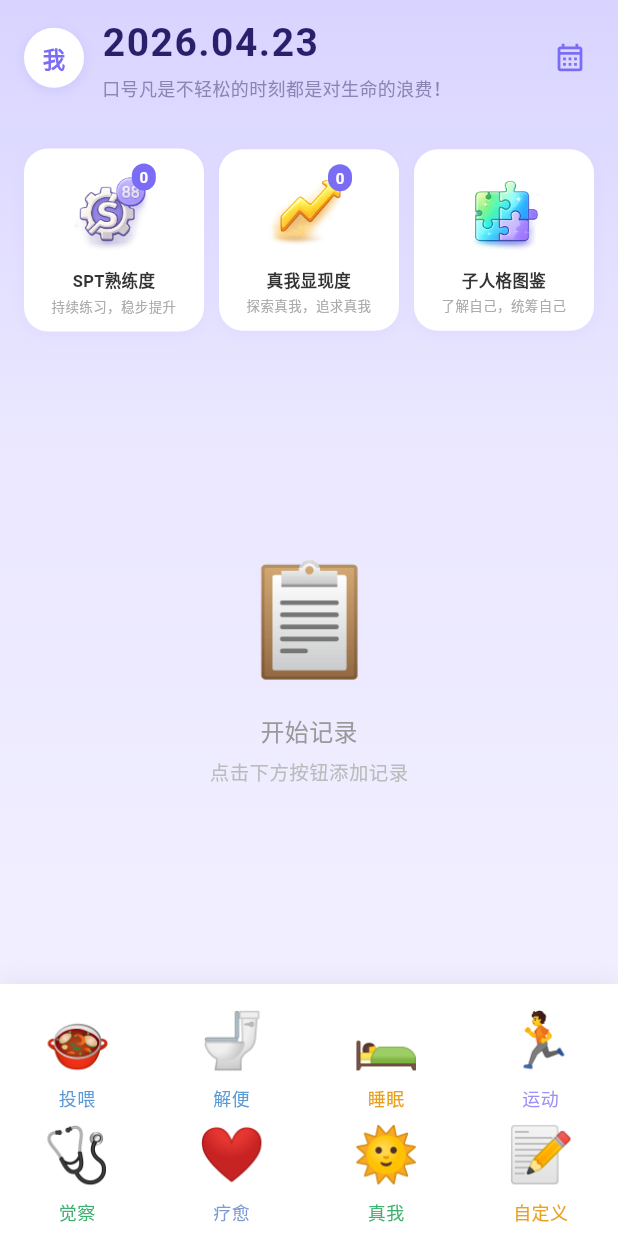
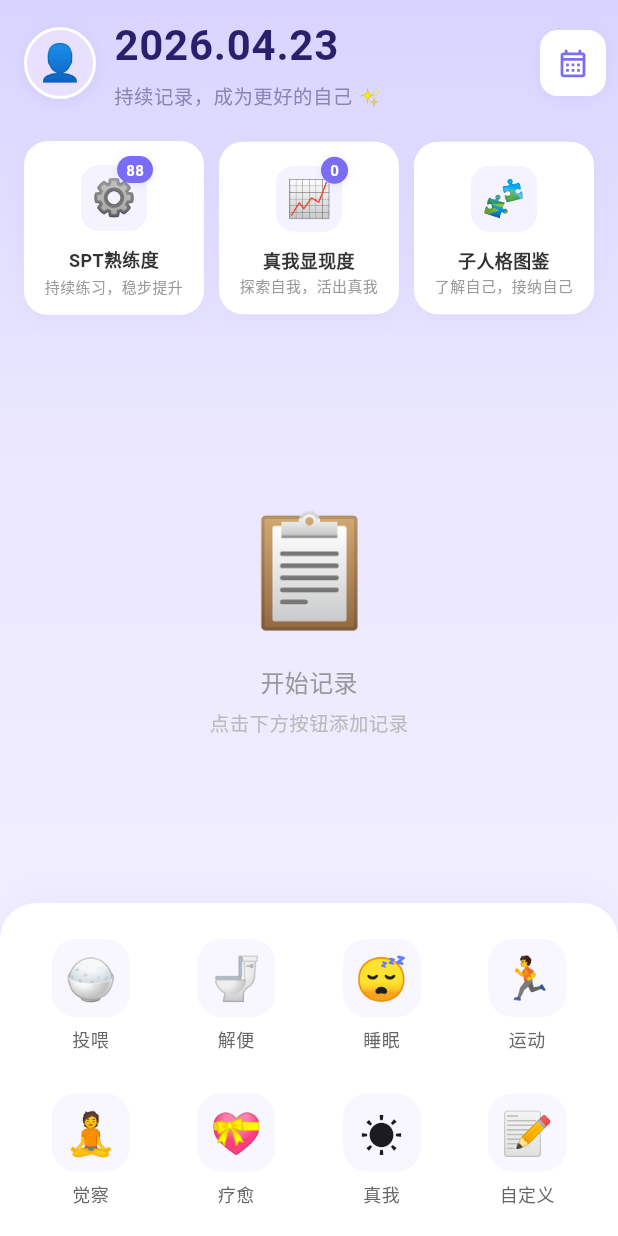
Before and after one commit to zhangxin142603-jpg/health_tracker, a Flutter app: the screen it shows after launch, on a phone screen of 412 x 824 dp. Run offline on Flutter 3.47's test engine with Material 3 defaults, Android fonts, the phone set to English and light mode, and no system bars; our stand-ins replace image_picker, package_info_plus, webview_flutter; Roboto replaces fonts that are missing (PingFang SC).

Commit message:
ui: 全新界面设计 - 一比一复刻新界面.png
- 顶部: 圆形头像、日期格式 2026.04.18、副标题'持续记录，成为更好的自己'
- 统计卡片: 使用emoji图标替代图片，SPT熟练度显示88徽章
- 时间线: 彩色圆点(根据类型变化)、相对时间显示(X小时X分钟前)
- 底部栏: 圆角容器、emoji图标、浅紫背景色
- 整体: 浅紫色渐变背景、圆角卡片、更精致的阴影效果

```diff
--- a/lib/main.dart
+++ b/lib/main.dart
@@ -31,6 +31,13 @@ const Color kPrimaryLight = Color(0xFF9B8FF9);
 const Color kBgLight = Color(0xFFEAE7FF);
 const Color kDateText = Color(0xFF2A1F6A);
 const Color kSubtitleText = Color(0xFF8B85B5);
+
+// 时间线圆点颜色
+const Color kDotAwareness = Color(0xFF7B6CF6);  // 觉察 - 紫色
+const Color kDotWater = Color(0xFFFFA726);      // 喝水 - 橙色
+const Color kDotFeeding = Color(0xFF66BB6A);    // 投喂 - 绿色
+const Color kDotExercise = Color(0xFF42A5F5);   // 运动 - 蓝色
+const Color kDotDefault = Color(0xFF9B8FF9);    // 默认 - 浅紫
 
 class BabyTrackerApp extends StatelessWidget {
   const BabyTrackerApp({super.key});
@@ -250,7 +257,7 @@ class _HomePageState extends State<HomePage> {
     return SafeArea(
       bottom: false,
       child: Padding(
-        padding: const EdgeInsets.fromLTRB(16, 10, 8, 18),
+        padding: const EdgeInsets.fromLTRB(16, 10, 8, 12),
         child: Row(
           crossAxisAlignment: CrossAxisAlignment.center,
           children: [
@@ -273,30 +280,45 @@ class _HomePageState extends State<HomePage> {
                       label,
                       style: const TextStyle(
                         color: kDateText,
-                        fontSize: 26,
+                        fontSize: 28,
                         fontWeight: FontWeight.bold,
-                        letterSpacing: 1.0,
+                        letterSpacing: 0.5,
                       ),
                     ),
-                    const SizedBox(height: 3),
-                    Text(
-                      Provider.of<AppProvider>(context).userMotto,
-                      style: const TextStyle(
+                    const SizedBox(height: 4),
+                    const Text(
+                      '持续记录，成为更好的自己 ✨',
+                      style: TextStyle(
                         color: kSubtitleText,
-                        fontSize: 12,
+                        fontSize: 13,
                       ),
                     ),
                   ],
                 ),
               ),
             ),
-            IconButton(
-              icon: const Icon(
-                Icons.calendar_month_outlined,
-                color: kPrimary,
-                size: 22,
+            Container(
+              width: 44,
+              height: 44,
+              decoration: BoxDecoration(
+                color: Colors.white,
+                borderRadius: BorderRadius.circular(12),
+                boxShadow: [
+                  BoxShadow(
+                    color: kPrimary.withAlpha(20),
+                    blurRadius: 8,
+                    offset: const Offset(0, 2),
+                  ),
+                ],
               ),
-              onPressed: _pickDate,
+              child: IconButton(
+                icon: const Icon(
+                  Icons.calendar_month_outlined,
+                  color: kPrimary,
+                  size: 22,
+                ),
+                onPressed: _pickDate,
+              ),
             ),
           ],
         ),
@@ -308,10 +330,18 @@ class _HomePageState extends State<HomePage> {
     final provider = Provider.of<AppProvider>(context);
     if (provider.userAvatarPath.isNotEmpty) {
       return Container(
-        width: 40,
-        height: 40,
+        width: 48,
+        height: 48,
         decoration: BoxDecoration(
           shape: BoxShape.circle,
+          border: Border.all(color: Colors.white, width: 2),
+          boxShadow: [
+            BoxShadow(
+              color: kPrimary.withAlpha(30),
+              blurRadius: 8,
+              offset: const Offset(0, 2),
+            ),
+          ],
           image: DecorationImage(
             image: FileImage(File(provider.userAvatarPath)),
             fit: BoxFit.cover,
@@ -320,26 +350,25 @@ class _HomePageState extends State<HomePage> {
       );
     } else {
       return Container(
-        width: 40,
-        height: 40,
+        width: 48,
+        height: 48,
         decoration: BoxDecoration(
-          color: Colors.white,
+          color: const Color(0xFFE8E0FF),
           shape: BoxShape.circle,
+          border: Border.all(color: Colors.white, width: 2),
           boxShadow: [
             BoxShadow(
-              color: kPrimary.withAlpha(40),
-              blurRadius: 6,
+              color: kPrimary.withAlpha(30),
+              blurRadius: 8,
               offset: const Offset(0, 2),
             ),
           ],
         ),
         child: Center(
           child: Text(
-            AppLocalizations.of(context).me,
+            '👤',
             style: const TextStyle(
-              color: kPrimary,
-              fontSize: 15,
-              fontWeight: FontWeight.w600,
+              fontSize: 24,
             ),
           ),
         ),
@@ -358,27 +387,28 @@ class _HomePageState extends State<HomePage> {
         .length;
 
     return Padding(
-      padding: const EdgeInsets.fromLTRB(16, 14, 16, 0),
+      padding: const EdgeInsets.fromLTRB(16, 8, 16, 0),
       child: Row(
         children: [
           _StatCard(
-            imagePath: 'assets/icons/spt_level.png',
+            emoji: '⚙️',
             title: 'SPT熟练度',
             subtitle: '持续练习，稳步提升',
-            badge: '$healingCount',
+            badge: '88',
           ),
           const SizedBox(width: 10),
           _StatCard(
-            imagePath: 'assets/icons/true_self.png',
+            emoji: '📈',
             title: '真我显现度',
-            subtitle: '探索真我，追求真我',
+            subtitle: '探索自我，活出真我',
             badge: '$selfCount',
           ),
           const SizedBox(width: 10),
           _StatCard(
-            imagePath: 'assets/icons/persona.png',
+            emoji: '🧩',
             title: '子人格图鉴',
-            subtitle: '了解自己，统筹自己',
+            subtitle: '了解自己，接纳自己',
+            badge: null,
           ),
         ],
       ),
@@ -744,6 +774,32 @@ class _HomePageState extends State<HomePage> {
     );
   }
 
+  Color _getDotColor(String type, dynamic data) {
+    switch (type) {
+      case 'generic':
+        final e = data as GenericEntry;
+        if (e.type == '觉察') return kDotAwareness;
+        if (e.type == '运动') return kDotExercise;
+        return kDotDefault;
+      case 'feeding':
+        final e = data as FeedingEntry;
+        if (e.milkSource == '喂水') return kDotWater;
+        return kDotFeeding;
+      case 'diaper':
+        return kDotDefault;
+      case 'sleep':
+        return const Color(0xFFFFB74D);
+      case 'custom':
+        return kDotDefault;
+      case 'med':
+        return const Color(0xFFEF5350);
+      case 'solidFood':
+        return const Color(0xFFFFB74D);
+      default:
+        return kDotDefault;
+    }
+  }
+
   Widget _buildTimelineRow(
     BuildContext context,
     _Entry entry,
@@ -754,16 +810,18 @@ class _HomePageState extends State<HomePage> {
     final diff = now.difference(entry.timestamp);
     final String ago;
     if (diff.inMinutes < 1) {
-      ago = AppLocalizations.of(context).justNow;
+      ago = '刚刚';
     } else if (diff.inMinutes < 60) {
-      ago = AppLocalizations.of(context).minutesAgo(diff.inMinutes);
+      ago = '${diff.inMinutes}分钟前';
     } else if (diff.inHours < 24) {
       final h = diff.inHours;
       final m = diff.inMinutes % 60;
-      ago = m > 0 ? AppLocalizations.of(context).hoursMinutesAgo(h, m) : AppLocalizations.of(context).hoursAgo(h);
+      ago = m > 0 ? '${h}小时${m}分钟前' : '${h}小时前';
     } else {
       ago = DateFormat('MM-dd').format(entry.timestamp);
     }
+
+    final dotColor = _getDotColor(entry.type, entry.data);
 
     return IntrinsicHeight(
       child: Row(
@@ -786,7 +844,7 @@ class _HomePageState extends State<HomePage> {
                 Text(
                   ago,
                   style: const TextStyle(
-                    fontSize: 10,
+                    fontSize: 11,
                     color: Color(0xFFAAAAAA),
                   ),
                   textAlign: TextAlign.right,
@@ -799,21 +857,29 @@ class _HomePageState extends State<HomePage> {
           Column(
             children: [
               Container(
-                width: 10,
-                height: 10,
-                margin: const EdgeInsets.only(top: 5),
-                decoration: const BoxDecoration(
-                  color: Color(0xFF9B8FF9),
+                width: 12,
+                height: 12,
+                margin: const EdgeInsets.only(top: 4),
+                decoration: BoxDecoration(
+                  color: dotColor,
                   shape: BoxShape.circle,
+                  border: Border.all(color: Colors.white, width: 2),
+                  boxShadow: [
+                    BoxShadow(
+                      color: dotColor.withAlpha(60),
+                      blurRadius: 4,
+                      offset: const Offset(0, 1),
+                    ),
+                  ],
                 ),
               ),
               if (!isLast)
                 Expanded(
-                  child: Container(width: 1.5, color: const Color(0xFFE0E0E0)),
+                  child: Container(width: 2, color: const Color(0xFFE8E8E8)),
                 ),
             ],
           ),
-          const SizedBox(width: 10),
+          const SizedBox(width: 12),
           // Card
           Expanded(
             child: Padding(
@@ -830,89 +896,85 @@ class _HomePageState extends State<HomePage> {
     switch (entry.type) {
       case 'feeding':
         final e = entry.data as FeedingEntry;
-        final emoji = e.milkSource == '喂食'
-            ? AppEmojis.food
-            : e.milkSource == '喂食+喂水'
-            ? AppEmojis.waterAndFood
-            : AppEmojis.water;
-        final emojiColor = e.milkSource == '喂食'
-            ? const Color(0xFFFFF3E0)
-            : e.milkSource == '喂食+喂水'
-            ? const Color(0xFFF0EEFF)
-            : const Color(0xFFE3F0FC);
+        final emoji = '🍚';
+        final emojiColor = const Color(0xFFFFF3E0);
+        String subtitle = '';
+        if (e.milkSource == '喂水') {
+          subtitle = '${e.amountMl}mL';
+        } else if (e.milkSource == '喂食') {
+          subtitle = '${e.foodAmountKcal ?? e.amountMl}kcal';
+        } else {
+          subtitle = '${e.foodAmountKcal ?? 0}kcal';
+        }
         return _TimelineCard(
           emoji: emoji,
           emojiColor: emojiColor,
-          title: e.milkSource,
-          subtitle: e.notes,
-          trailing: e.milkSource == '喂食'
-              ? '${e.foodAmountKcal ?? e.amountMl}kcal'
-              : e.milkSource == '喂食+喂水'
-              ? '${e.foodAmountKcal ?? e.amountMl}kcal'
-              : '${e.amountMl}mL',
+          title: '投喂',
+          subtitle: subtitle,
           onTap: () => _goto(FeedingPage(entry: e)),
         );
       case 'diaper':
         final e = entry.data as DiaperEntry;
-        final emoji = e.diaperType == 'wet'
-            ? AppEmojis.pee
-            : e.diaperType == 'poop'
-            ? AppEmojis.poop
-            : AppEmojis.both;
         return _TimelineCard(
-          emoji: emoji,
-          emojiColor: e.diaperType == 'wet'
-              ? const Color(0xFFE3F0FC)
-              : const Color(0xFFFFF3E0),
-          title: e.typeLabel,
-          subtitle: e.notes,
+          emoji: '🚽',
+          emojiColor: const Color(0xFFE3F2FD),
+          title: '解便',
+          subtitle: e.typeLabel,
           onTap: () => _goto(DiaperPage(entry: e)),
         );
       case 'sleep':
         final e = entry.data as SleepEntry;
-        final endLabel = e.endTime != null
-            ? AppLocalizations.of(context).sleepEndLabel(DateFormat('HH:mm').format(e.endTime!))
-            : '';
+        String subtitle = '';
+        if (e.endTime != null) {
+          final duration = e.endTime!.difference(e.startTime);
+          subtitle = '${duration.inMinutes}分钟';
+        }
         return _TimelineCard(
-          emoji: AppEmojis.sleep,
-          emojiColor: const Color(0xFFFFF8E1),
-          title: '睡眠$endLabel',
-          subtitle: e.notes,
-          trailing: e.durationText,
+          emoji: '😴',
+          emojiColor: const Color(0xFFF3E5F5),
+          title: '睡眠',
+          subtitle: subtitle.isNotEmpty ? subtitle : null,
           onTap: () => _goto(SleepPage(entry: e)),
         );
       case 'generic':
         final e = entry.data as GenericEntry;
         final icons = {
-          '锻炼': (AppEmojis.exercise, const Color(0xFFFFEFDF)),
-          '觉察': (AppEmojis.awareness, const Color(0xFFE8F8F0)),
-          '疗愈': (AppEmojis.healing, const Color(0xFFF0EEFF)),
-          '真我': (AppEmojis.self, const Color(0xFFFFEEF0)),
-          '睡眠': (AppEmojis.sleep, const Color(0xFFFFF8E1)),
+          '锻炼': ('🏃', const Color(0xFFFFF3E0)),
+          '觉察': ('🧘', const Color(0xFFE3F2FD)),
+          '疗愈': ('💝', const Color(0xFFFCE4EC)),
+          '真我': ('☀️', const Color(0xFFFFF8E1)),
+          '睡眠': ('😴', const Color(0xFFF3E5F5)),
         };
-        final icon =
-            icons[e.type] ?? (AppEmojis.custom, const Color(0xFFF5F5F5));
+        final icon = icons[e.type] ?? (AppEmojis.custom, const Color(0xFFF5F5F5));
+        String subtitle = '';
+        if (e.endTime != null && e.startTime != null) {
+          final duration = e.endTime!.difference(e.startTime);
+          subtitle = '${duration.inMinutes}分钟';
+        } else if (e.notes != null && e.notes!.isNotEmpty) {
+          subtitle = e.notes!;
+        }
         return _TimelineCard(
           emoji: icon.$1,
           emojiColor: icon.$2,
           title: e.type,
-          subtitle: e.notes,
+          subtitle: subtitle.isNotEmpty ? subtitle : null,
+          trailing: subtitle.contains('分钟') ? null : null,
           onTap: () => _goto(GenericRecordPage(type: e.type, entry: e)),
         );
       case 'custom':
         final e = entry.data as CustomEntry;
         return _TimelineCard(
-          emoji: AppEmojis.custom,
+          emoji: '📝',
           emojiColor: const Color(0xFFFFF5E0),
-          title: e.eventName.isNotEmpty ? e.eventName : '学与教',
+          title: e.eventName.isNotEmpty ? e.eventName : '自定义',
           subtitle: e.notes,
           onTap: () => _goto(CustomPage(entry: e)),
         );
       case 'med':
         final e = entry.data as MedEntry;
         return _TimelineCard(
-          emoji: AppEmojis.healing,
-          emojiColor: const Color(0xFFFFEEF0),
+          emoji: '💝',
+          emojiColor: const Color(0xFFFCE4EC),
           title: '疗愈',
           subtitle: e.notes,
           onTap: () => _goto(MedicationPage()),
@@ -920,7 +982,7 @@ class _HomePageState extends State<HomePage> {
       case 'solidFood':
         final e = entry.data as SolidFoodEntry;
         return _TimelineCard(
-          emoji: AppEmojis.spoon,
+          emoji: '🥄',
           emojiColor: const Color(0xFFFFF3E0),
           title: '辅食',
           subtitle: e.notes,
@@ -937,18 +999,22 @@ class _HomePageState extends State<HomePage> {
     return Container(
       decoration: BoxDecoration(
         color: Colors.white,
+        borderRadius: const BorderRadius.only(
+          topLeft: Radius.circular(24),
+          topRight: Radius.circular(24),
+        ),
         boxShadow: [
           BoxShadow(
-            color: Color.fromARGB(15, 0, 0, 0),
-            blurRadius: 12,
-            offset: const Offset(0, -2),
+            color: kPrimary.withAlpha(15),
+            blurRadius: 20,
+            offset: const Offset(0, -4),
           ),
         ],
       ),
       child: SafeArea(
         top: false,
         child: Padding(
-          padding: const EdgeInsets.fromLTRB(0, 12, 0, 8),
+          padding: const EdgeInsets.fromLTRB(12, 16, 12, 12),
           child: Column(
             mainAxisSize: MainAxisSize.min,
             children: [
@@ -956,61 +1022,21 @@ class _HomePageState extends State<HomePage> {
               Row(
                 mainAxisAlignment: MainAxisAlignment.spaceAround,
                 children: [
-                  _BottomBtn(
-                    AppEmojis.feeding,
-                    '投喂',
-                    const Color(0xFF5B9BD5),
-                    () => _goto(const FeedingPage()),
-                  ),
-                  _BottomBtn(
-                    AppEmojis.diaper,
-                    '解便',
-                    const Color(0xFF5B9BD5),
-                    () => _goto(const DiaperPage()),
-                  ),
-                  _BottomBtn(
-                    AppEmojis.sleep,
-                    '睡眠',
-                    const Color(0xFFE8A020),
-                    () => _goto(const SleepPage()),
-                  ),
-                  _BottomBtn(
-                    AppEmojis.exercise,
-                    '运动',
-                    const Color(0xFF9B8FF9),
-                    () => _goto(const GenericRecordPage(type: '运动')),
-                  ),
+                  _BottomBtn('🍚', '投喂', () => _goto(const FeedingPage())),
+                  _BottomBtn('🚽', '解便', () => _goto(const DiaperPage())),
+                  _BottomBtn('😴', '睡眠', () => _goto(const SleepPage())),
+                  _BottomBtn('🏃', '运动', () => _goto(const GenericRecordPage(type: '运动'))),
                 ],
               ),
-              const SizedBox(height: 4),
+              const SizedBox(height: 12),
               // Row 2
               Row(
                 mainAxisAlignment: MainAxisAlignment.spaceAround,
                 children: [
-                  _BottomBtn(
-                    AppEmojis.awareness,
-                    '觉察',
-                    const Color(0xFF3DB070),
-                    () => _goto(const GenericRecordPage(type: '觉察')),
-                  ),
-                  _BottomBtn(
-                    AppEmojis.healing,
-                    '疗愈',
-                    const Color(0xFF7B9BD5),
-                    () => _goto(const GenericRecordPage(type: '疗愈')),
-                  ),
-                  _BottomBtn(
-                    AppEmojis.self,
-                    '真我',
-                    const Color(0xFF3DB070),
-                    () => _goto(const GenericRecordPage(type: '真我')),
-                  ),
-                  _BottomBtn(
-                    AppEmojis.custom,
-                    '自定义',
-                    const Color(0xFFE8A020),
-                    () => _goto(const CustomPage()),
-                  ),
+                  _BottomBtn('🧘', '觉察', () => _goto(const GenericRecordPage(type: '觉察'))),
+                  _BottomBtn('💝', '疗愈', () => _goto(const GenericRecordPage(type: '疗愈'))),
+                  _BottomBtn('☀️', '真我', () => _goto(const GenericRecordPage(type: '真我'))),
+                  _BottomBtn('📝', '自定义', () => _goto(const CustomPage())),
                 ],
               ),
             ],
@@ -1052,11 +1078,11 @@ class _TimelineCard extends StatelessWidget {
         padding: const EdgeInsets.symmetric(horizontal: 14, vertical: 12),
         decoration: BoxDecoration(
           color: Colors.white,
-          borderRadius: BorderRadius.circular(14),
+          borderRadius: BorderRadius.circular(16),
           boxShadow: [
             BoxShadow(
-              color: Color.fromARGB(10, 0, 0, 0),
-              blurRadius: 6,
+              color: kPrimary.withAlpha(10),
+              blurRadius: 8,
               offset: const Offset(0, 2),
             ),
           ],
@@ -1064,14 +1090,14 @@ class _TimelineCard extends StatelessWidget {
         child: Row(
           children: [
             Container(
-              width: 44,
-              height: 44,
+              width: 48,
+              height: 48,
               decoration: BoxDecoration(
                 color: emojiColor,
-                borderRadius: BorderRadius.circular(22),
+                borderRadius: BorderRadius.circular(14),
               ),
               child: Center(
-                child: Text(emoji, style: const TextStyle(fontSize: 22)),
+                child: Text(emoji, style: const TextStyle(fontSize: 24)),
               ),
             ),
             const SizedBox(width: 12),
@@ -1085,28 +1111,22 @@ class _TimelineCard extends StatelessWidget {
                     style: const TextStyle(
                       fontSize: 15,
                       fontWeight: FontWeight.w600,
-                      color: Color(0xFF222222),
+                      color: Color(0xFF333333),
                     ),
                   ),
                   if (subtitle != null && subtitle!.isNotEmpty)
                     Text(
                       subtitle!,
                       style: const TextStyle(
-                        fontSize: 12,
-                        color: Color(0xFFAAAAAA),
+                        fontSize: 13,
+                        color: Color(0xFF999999),
                       ),
                       overflow: TextOverflow.ellipsis,
                     ),
                 ],
               ),
             ),
-            if (trailing != null && trailing!.isNotEmpty)
-              Text(
-                trailing!,
-                style: const TextStyle(fontSize: 14, color: Color(0xFF999999)),
-              ),
-            const SizedBox(width: 4),
-            const Icon(Icons.chevron_right, size: 18, color: Color(0xFFCCCCCC)),
+            const Icon(Icons.chevron_right, size: 20, color: Color(0xFFCCCCCC)),
           ],
         ),
       ),
@@ -1119,28 +1139,38 @@ class _TimelineCard extends StatelessWidget {
 class _BottomBtn extends StatelessWidget {
   final String emoji;
   final String label;
-  final Color color;
   final VoidCallback onTap;
 
-  const _BottomBtn(this.emoji, this.label, this.color, this.onTap);
+  const _BottomBtn(this.emoji, this.label, this.onTap);
 
   @override
   Widget build(BuildContext context) {
     return GestureDetector(
       onTap: onTap,
       behavior: HitTestBehavior.opaque,
-      child: SizedBox(
+      child: Container(
         width: 72,
+        padding: const EdgeInsets.symmetric(vertical: 8),
         child: Column(
           mainAxisSize: MainAxisSize.min,
           children: [
-            Text(emoji, style: const TextStyle(fontSize: 36)),
-            const SizedBox(height: 4),
+            Container(
+              width: 52,
+              height: 52,
+              decoration: BoxDecoration(
+                color: const Color(0xFFF8F6FF),
+                borderRadius: BorderRadius.circular(16),
+              ),
+              child: Center(
+                child: Text(emoji, style: const TextStyle(fontSize: 28)),
+              ),
+            ),
+            const SizedBox(height: 6),
             Text(
               label,
-              style: TextStyle(
+              style: const TextStyle(
                 fontSize: 12,
-                color: color,
+                color: Color(0xFF666666),
                 fontWeight: FontWeight.w500,
               ),
               textAlign: TextAlign.center,
@@ -1155,13 +1185,13 @@ class _BottomBtn extends StatelessWidget {
 // ─── Stat card ─────────────────────────────────────────────────────────────────
 
 class _StatCard extends StatelessWidget {
-  final String imagePath;
+  final String emoji;
   final String title;
   final String subtitle;
   final String? badge;
 
   const _StatCard({
-    required this.imagePath,
+    required this.emoji,
     required this.title,
     required this.subtitle,
     this.badge,
@@ -1171,15 +1201,15 @@ class _StatCard extends StatelessWidget {
   Widget build(BuildContext context) {
     return Expanded(
       child: Container(
-        padding: const EdgeInsets.fromLTRB(8, 12, 8, 10),
+        padding: const EdgeInsets.fromLTRB(10, 14, 10, 12),
         decoration: BoxDecoration(
           color: Colors.white,
           borderRadius: BorderRadius.circular(16),
           boxShadow: [
             BoxShadow(
-              color: kPrimary.withAlpha(18),
-              blurRadius: 8,
-              offset: const Offset(0, 2),
+              color: kPrimary.withAlpha(15),
+              blurRadius: 12,
+              offset: const Offset(0, 4),
             ),
           ],
         ),
@@ -1187,28 +1217,44 @@ class _StatCard extends StatelessWidget {
           crossAxisAlignment: CrossAxisAlignment.center,
           children: [
             SizedBox(
-              height: 62,
+              height: 48,
               child: Stack(
                 alignment: Alignment.center,
                 clipBehavior: Clip.none,
                 children: [
-                  Image.asset(
-                    imagePath,
-                    height: 56,
-                    fit: BoxFit.contain,
+                  Container(
+                    width: 44,
+                    height: 44,
+                    decoration: BoxDecoration(
+                      color: const Color(0xFFF5F3FF),
+                      borderRadius: BorderRadius.circular(12),
+                    ),
+                    child: Center(
+                      child: Text(
+                        emoji,
+                        style: const TextStyle(fontSize: 24),
+                      ),
+                    ),
                   ),
                   if (badge != null && badge!.isNotEmpty)
                     Positioned(
-                      top: -2,
-                      right: 0,
+                      top: -4,
+                      right: -4,
                       child: Container(
                         padding: const EdgeInsets.symmetric(
-                          horizontal: 5,
+                          horizontal: 6,
                           vertical: 2,
                         ),
                         decoration: BoxDecoration(
                           color: kPrimary,
                           borderRadius: BorderRadius.circular(10),
+                          boxShadow: [
+                            BoxShadow(
+                              color: kPrimary.withAlpha(40),
+                              blurRadius: 4,
+                              offset: const Offset(0, 1),
+                            ),
+                          ],
                         ),
                         child: Text(
                           badge!,
@@ -1223,11 +1269,11 @@ class _StatCard extends StatelessWidget {
                 ],
               ),
             ),
-            const SizedBox(height: 6),
+            const SizedBox(height: 8),
             Text(
               title,
               style: const TextStyle(
-                fontSize: 11,
+                fontSize: 12,
                 fontWeight: FontWeight.w600,
                 color: Color(0xFF333333),
               ),
@@ -1238,12 +1284,12 @@ class _StatCard extends StatelessWidget {
             Text(
               subtitle,
               style: const TextStyle(
-                fontSize: 9,
-                color: Color(0xFFAAAAAA),
+                fontSize: 10,
+                color: Color(0xFF999999),
               ),
               textAlign: TextAlign.center,
               overflow: TextOverflow.ellipsis,
-              maxLines: 2,
+              maxLines: 1,
             ),
           ],
         ),
```
